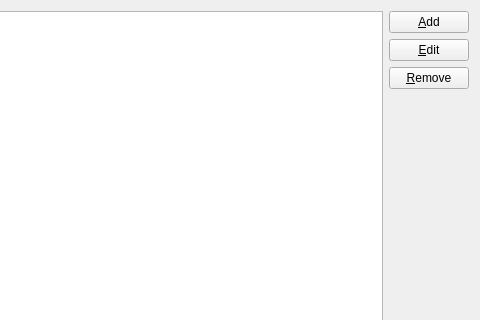
First picture: the form in src/grauchy/src/grauchy/packagespage.ui, repository Slesa/Trinity, before the edit; both pictures show x 87 to 567 and y 0 to 320 of the 567 by 403 pixel window.
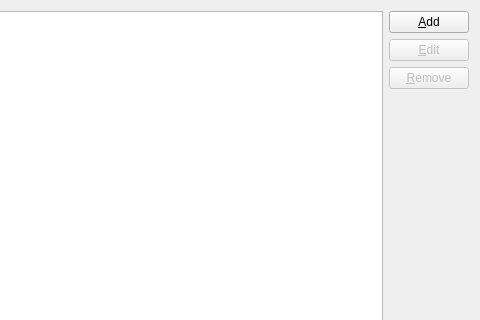
Second picture: the form after the edit. Icons and pictures are not drawn.

```diff
--- a/src/grauchy/src/grauchy/packagespage.ui
+++ b/src/grauchy/src/grauchy/packagespage.ui
@@ -32,6 +32,9 @@
      </item>
      <item>
       <widget class="QPushButton" name="buttonEdit">
+       <property name="enabled">
+        <bool>false</bool>
+       </property>
        <property name="text">
         <string>&amp;Edit</string>
        </property>
@@ -43,6 +46,9 @@
      </item>
      <item>
       <widget class="QPushButton" name="buttonRemove">
+       <property name="enabled">
+        <bool>false</bool>
+       </property>
        <property name="text">
         <string>&amp;Remove</string>
        </property>
```
Left out of the diff: 9 changed lines with no effect on the pictures.
